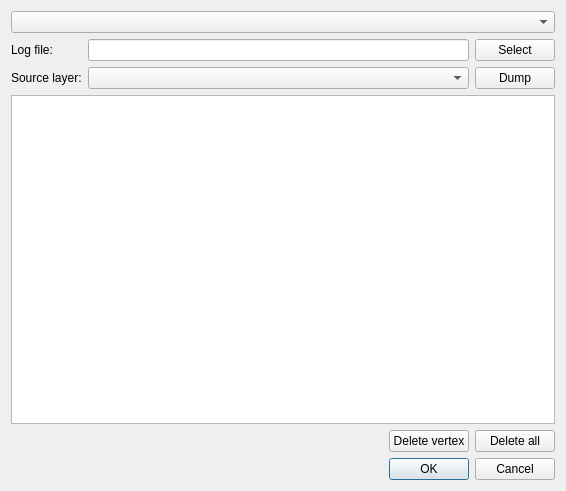
Above: Tachy2GIS_dialog_base.ui from Archaeological-Museum-Hamburg/Tachy2GIS before the change. Below: the same form after it.
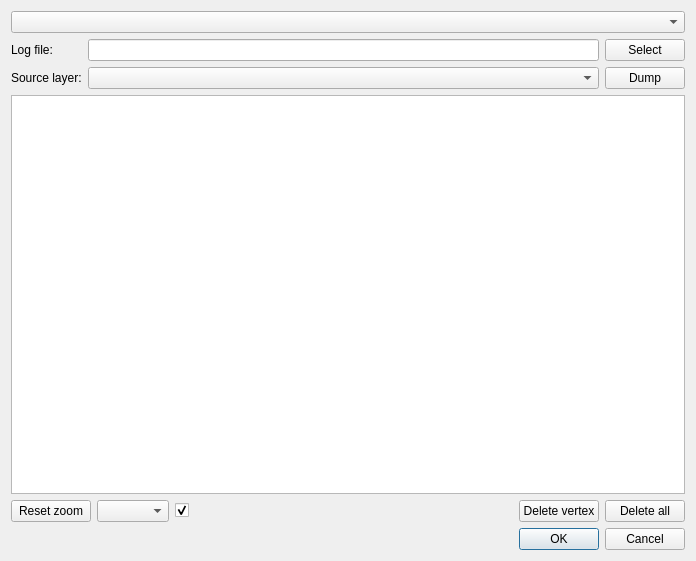
That is the form after the change. Custom widgets are drawn as their Qt base class.

Patch:
```diff
--- a/Tachy2GIS_dialog_base.ui
+++ b/Tachy2GIS_dialog_base.ui
@@ -6,8 +6,8 @@
    <rect>
     <x>0</x>
     <y>0</y>
-    <width>566</width>
-    <height>491</height>
+    <width>696</width>
+    <height>561</height>
    </rect>
   </property>
   <property name="windowTitle">
@@ -16,6 +16,30 @@
   <layout class="QGridLayout" name="gridLayout">
    <item row="7" column="0">
     <layout class="QHBoxLayout" name="horizontalLayout_2">
+     <item>
+      <widget class="QPushButton" name="zoomResetButton">
+       <property name="text">
+        <string>Reset zoom</string>
+       </property>
+      </widget>
+     </item>
+     <item>
+      <widget class="QComboBox" name="zoomModeComboBox">
+       <property name="currentText">
+        <string />
+       </property>
+      </widget>
+     </item>
+     <item>
+      <widget class="QCheckBox" name="zoomActiveCheckBox">
+       <property name="text">
+        <string />
+       </property>
+       <property name="checked">
+        <bool>true</bool>
+       </property>
+      </widget>
+     </item>
      <item>
       <spacer name="horizontalSpacer">
        <property name="orientation">
```
Left out of the diff: 33 changed lines with no effect on the pictures.
